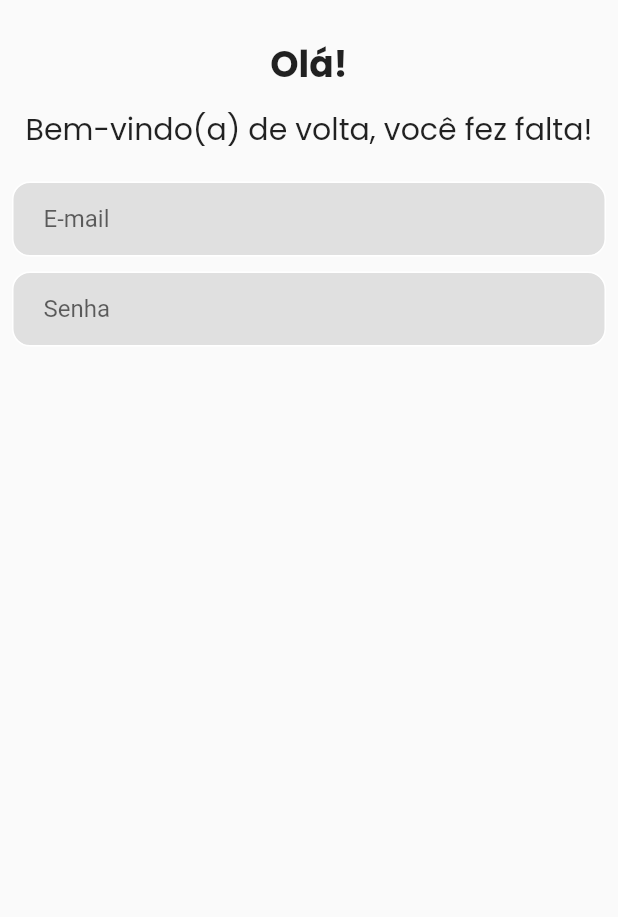
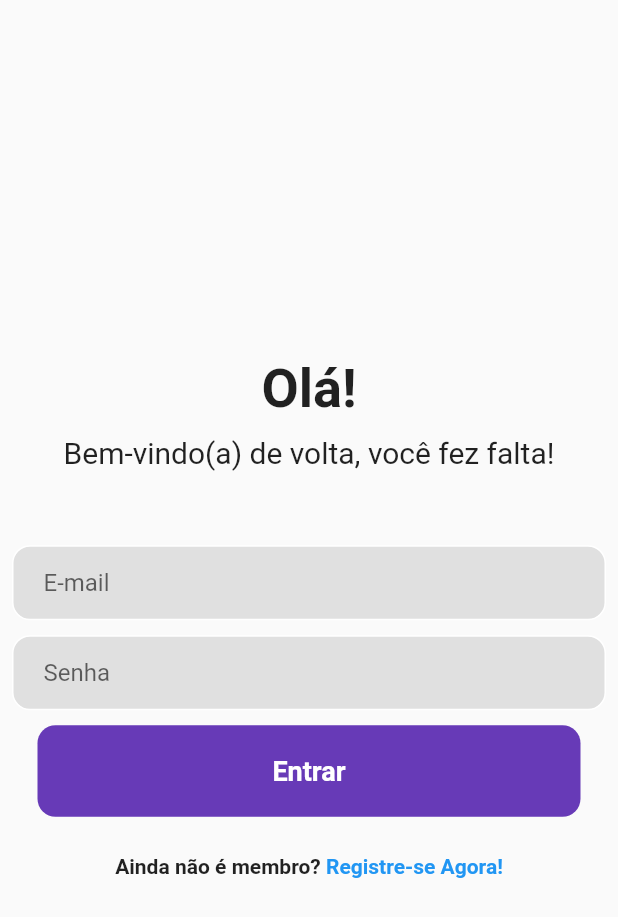
Before and after one commit to jackson-ribeiro/minha_consulta, a Flutter app: the screen it shows after launch, after a tap on "Iniciar", on a phone screen of 412 x 824 dp. Shown: the top 917 px of the screen. Run offline on Flutter 3.47's test engine with Material 2 defaults, Android fonts, the phone set to English and light mode, and no system bars; our stand-ins replace google_fonts.

Commit message:
CRUD login e alterações nas telas

```diff
--- a/lib/pages/home_page.dart
+++ b/lib/pages/home_page.dart
@@ -30,7 +30,7 @@ class _HomePageState extends State<HomePage> {
                     children: [
                       Text(
                         'Olá,',
-                        style: GoogleFonts.poppins(
+                        style: GoogleFonts.roboto(
                           fontWeight: FontWeight.bold,
                           fontSize: 18,
                         ),
@@ -38,7 +38,7 @@ class _HomePageState extends State<HomePage> {
                       SizedBox(height: 2),
                       Text(
                         'Jackson Ribeiro',
-                        style: GoogleFonts.poppins(
+                        style: GoogleFonts.roboto(
                           fontWeight: FontWeight.bold,
                           fontSize: 24,
                         ),
--- a/lib/pages/intro_page.dart
+++ b/lib/pages/intro_page.dart
@@ -22,7 +22,7 @@ class IntroPage extends StatelessWidget {
             child: Text(
               "Minha Consulta",
               textAlign: TextAlign.center,
-              style: GoogleFonts.poppins(
+              style: GoogleFonts.roboto(
                 fontSize: 36,
                 fontWeight: FontWeight.bold,
               ),
@@ -40,13 +40,13 @@ class IntroPage extends StatelessWidget {
 
           const Spacer(),
 
-          //Container
+          //Container redirecionando para o login
           GestureDetector(
             onTap: () => Navigator.pushReplacement(
               context,
               MaterialPageRoute(
                 builder: (context) {
-                  return const LoginPage(); //alterar para a página de login
+                  return const LoginPage();
                 },
               ),
             ),
@@ -56,10 +56,12 @@ class IntroPage extends StatelessWidget {
                 borderRadius: BorderRadius.circular(12),
               ),
               padding: const EdgeInsets.all(24),
-              child: const Text("Iniciar",
-                  style: TextStyle(
-                    color: Colors.white,
-                  )),
+              child: const Text(
+                "Iniciar",
+                style: TextStyle(
+                  color: Colors.white,
+                ),
+              ),
             ),
           ),
 
--- a/lib/pages/login_page.dart
+++ b/lib/pages/login_page.dart
@@ -1,4 +1,4 @@
-// ignore_for_file: prefer_const_constructors
+// ignore_for_file: prefer_const_constructors, prefer_const_literals_to_create_immutables
 
 import 'package:flutter/material.dart';
 import 'package:google_fonts/google_fonts.dart';
@@ -17,24 +17,29 @@ class _LoginPageState extends State<LoginPage> {
       body: SafeArea(
         child: Center(
           child: Column(
+            mainAxisAlignment: MainAxisAlignment.center,
             children: [
-              SizedBox(height: 25),
+              // Image(
+              //   image: AssetImage('lib/icons/equipe-medica.png'),
+              //   width: 120,
+              // ),
+              // SizedBox(height: 15),
               //mensagem de boas vindas
               Text(
                 'Olá!',
-                style: GoogleFonts.poppins(
+                style: GoogleFonts.roboto(
                   fontWeight: FontWeight.bold,
-                  fontSize: 24,
+                  fontSize: 36,
                 ),
               ),
               SizedBox(height: 10),
               Text(
                 'Bem-vindo(a) de volta, você fez falta!',
-                style: GoogleFonts.poppins(
+                style: GoogleFonts.roboto(
                   fontSize: 20,
                 ),
               ),
-              SizedBox(height: 20),
+              SizedBox(height: 50),
 
               // email
               Padding(
@@ -69,6 +74,7 @@ class _LoginPageState extends State<LoginPage> {
                   child: Padding(
                     padding: const EdgeInsets.only(left: 20.0),
                     child: TextField(
+                      obscureText: true,
                       decoration: InputDecoration(
                         border: InputBorder.none,
                         hintText: 'Senha',
@@ -77,10 +83,50 @@ class _LoginPageState extends State<LoginPage> {
                   ),
                 ),
               ),
+              SizedBox(height: 10),
 
               // botão de login
+              Padding(
+                padding: const EdgeInsets.symmetric(horizontal: 25.0),
+                child: Container(
+                  padding: EdgeInsets.all(20),
+                  decoration: BoxDecoration(
+                    color: Colors.deepPurple,
+                    borderRadius: BorderRadius.circular(12),
+                  ),
+                  child: Center(
+                    child: Text(
+                      'Entrar',
+                      style: GoogleFonts.roboto(
+                        color: Colors.white,
+                        fontWeight: FontWeight.bold,
+                        fontSize: 18,
+                      ),
+                    ),
+                  ),
+                ),
+              ),
+              SizedBox(height: 25),
 
-              // botão de cadastro
+              // botão de não membro
+              Row(
+                mainAxisAlignment: MainAxisAlignment.center,
+                children: [
+                  Text(
+                    'Ainda não é membro?',
+                    style: GoogleFonts.roboto(
+                      fontWeight: FontWeight.bold,
+                    ),
+                  ),
+                  Text(
+                    ' Registre-se Agora!',
+                    style: GoogleFonts.roboto(
+                      color: Colors.blue,
+                      fontWeight: FontWeight.bold,
+                    ),
+                  ),
+                ],
+              ),
             ],
           ),
         ),
```
Also changed, not shown: lib/icons/equipe-medica.png (added).
